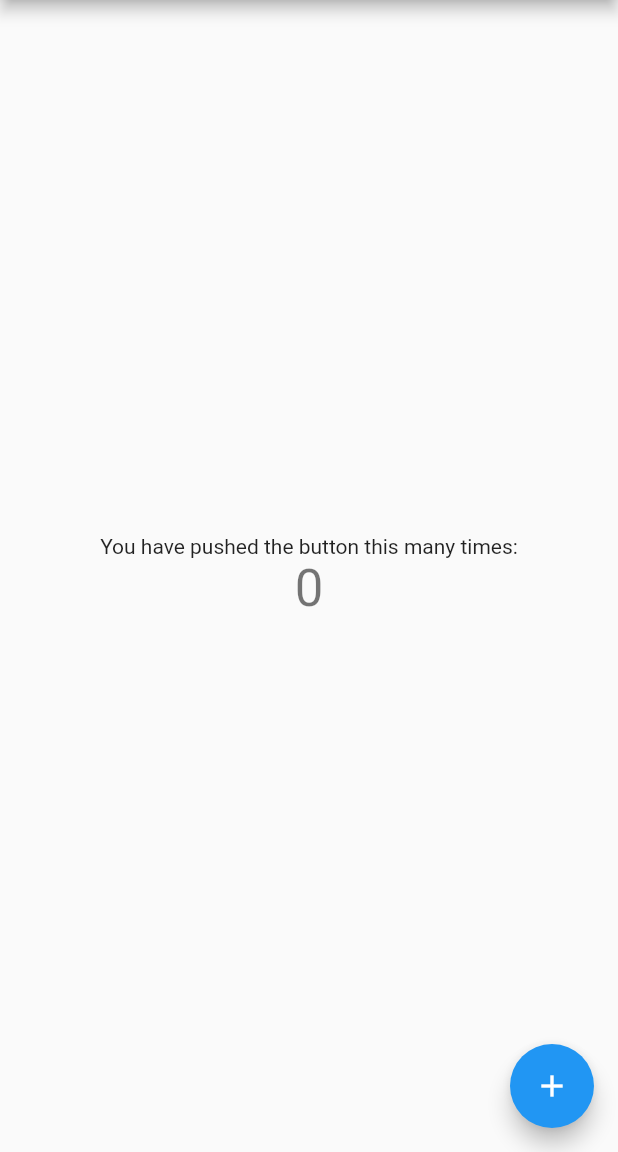
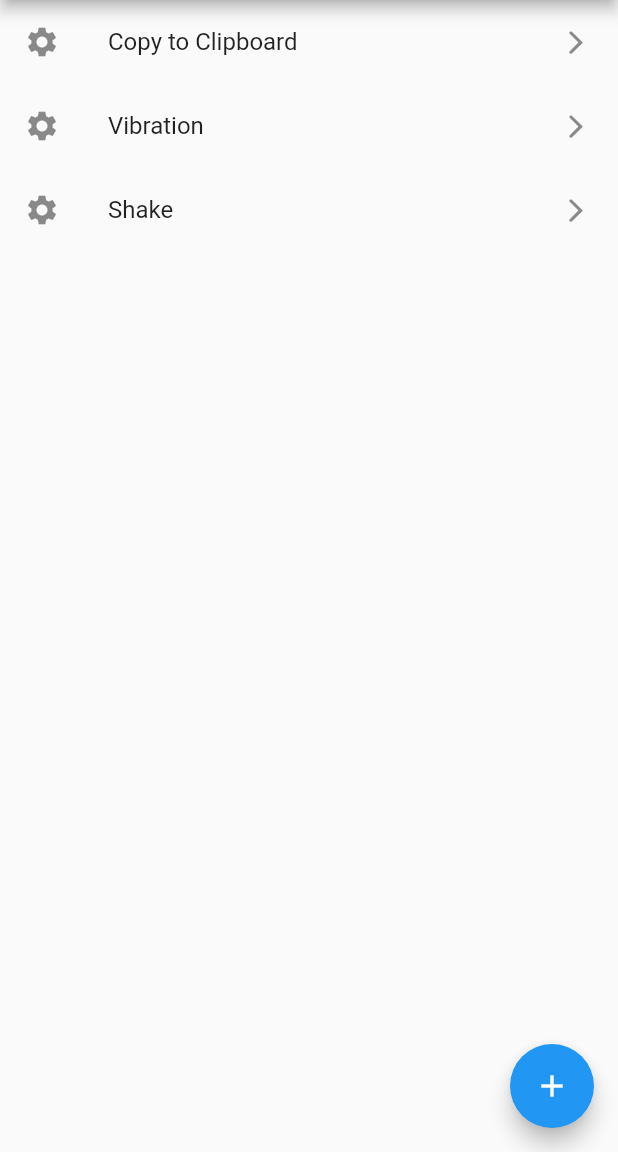
Before and after one commit to hveitia/flutter_hacks, a Flutter app: the screen it shows after launch, on a phone screen of 412 x 824 dp, the part 84-1236 px from its top. Run offline on Flutter 3.47's test engine with Material 2 defaults, Android fonts, the light colour scheme and no system bars; our stand-ins replace flutter_modular; missing offline and left inert: clipboard, shake.

Commit message:
Shake...

```diff
--- a/lib/_children/menu/module.dart
+++ b/lib/_children/menu/module.dart
@@ -1,6 +1,7 @@
 import 'package:flutter_modular/flutter_modular.dart';
 import 'package:hacks/_children/clipboard/module.dart';
 import 'package:hacks/_children/menu/presenter/page/page.dart';
+import 'package:hacks/_children/shake/module.dart';
 import 'package:hacks/_children/vibration/module.dart';
 
 class MenuModule extends Module {
@@ -12,5 +13,6 @@ class MenuModule extends Module {
     ChildRoute('/', child: (context, args) => const MenuPage()),
     ModuleRoute('/vibration-module', module: VibrationModule()),
     ModuleRoute('/clipboard-module', module: ClipboardModule()),
+    ModuleRoute('/shake-module', module: ShakeModule()),
   ];
 }
--- a/lib/_children/menu/presenter/page/page.dart
+++ b/lib/_children/menu/presenter/page/page.dart
@@ -1,4 +1,5 @@
 
+import 'package:flutter/cupertino.dart';
 import 'package:flutter/material.dart';
 import 'package:flutter_modular/flutter_modular.dart';
 
@@ -10,13 +11,6 @@ class MenuPage extends StatefulWidget {
 }
 
 class MenuPageState extends State<MenuPage> {
-  int _counter = 0;
-
-  void _incrementCounter() {
-    setState(() {
-      _counter++;
-    });
-  }
 
   @override
   Widget build(BuildContext context) {
@@ -25,24 +19,38 @@ class MenuPageState extends State<MenuPage> {
         title: const Text('Flutter Hacks!!!'),
       ),
       body: Center(
-        child: Column(
-          mainAxisAlignment: MainAxisAlignment.center,
-          children: <Widget>[
-            const Text(
-              'You have pushed the button this many times:',
+        child: ListView(
+          children: [
+            ListTile(
+              leading: const Icon(Icons.settings),
+              title: const Text('Copy to Clipboard'),
+              trailing: const Icon(CupertinoIcons.chevron_forward),
+              onTap: () {
+                Modular.to.pushNamed('/clipboard-module/');
+              },
             ),
-            Text(
-              '$_counter',
-              style: Theme.of(context).textTheme.headlineMedium,
+            ListTile(
+              leading: const Icon(Icons.settings),
+              title: const Text('Vibration'),
+              trailing: const Icon(CupertinoIcons.chevron_forward),
+              onTap: () {
+                Modular.to.pushNamed('/vibration-module/');
+              },
+            ),
+            ListTile(
+              leading: const Icon(Icons.settings),
+              title: const Text('Shake'),
+              trailing: const Icon(CupertinoIcons.chevron_forward),
+              onTap: () {
+                Modular.to.pushNamed('/shake-module/');
+              },
             ),
           ],
         ),
       ),
       floatingActionButton: FloatingActionButton(
         // onPressed: _incrementCounter,
-        onPressed: (){
-          Modular.to.navigate('/clipboard-module/');
-        },
+        onPressed: (){},
         tooltip: 'Increment',
         child: const Icon(Icons.add),
       ), // This trailing comma makes auto-formatting nicer for build methods.
--- a/pubspec.yaml
+++ b/pubspec.yaml
@@ -15,6 +15,7 @@ dependencies:
   flutter_modular: 5.0.3
   flutter_vibrate: 1.3.0
   clipboard: 0.1.3
+  shake: 2.2.0
 
 dev_dependencies:
   flutter_test:
```
Also changed, not shown: lib/_children/shake/module.dart (added, +13 -0 lines), lib/_children/shake/presenter/page.dart (added, +50 -0 lines), pubspec.lock.
